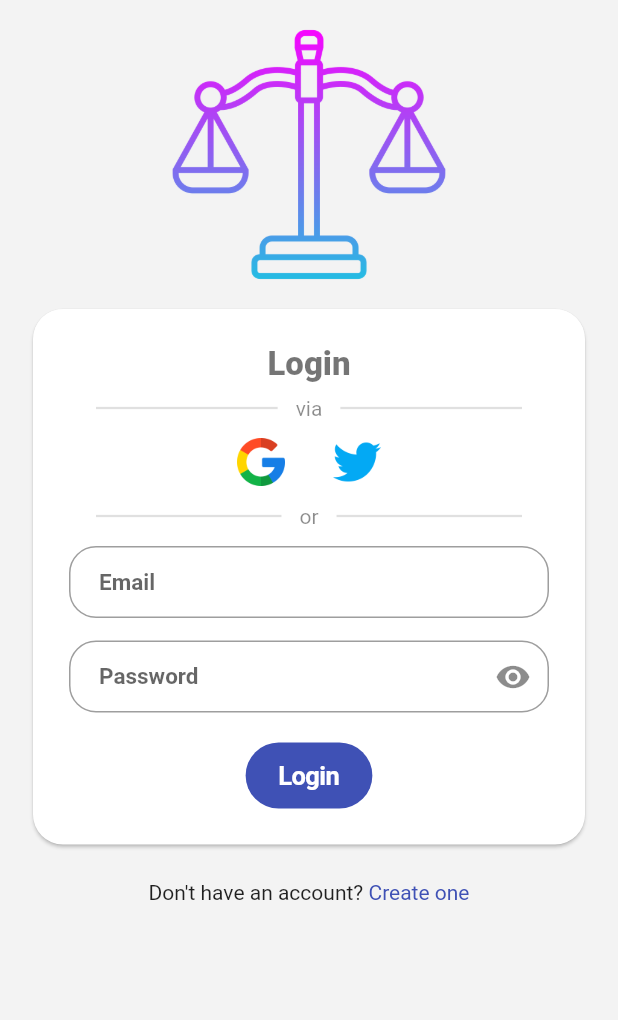
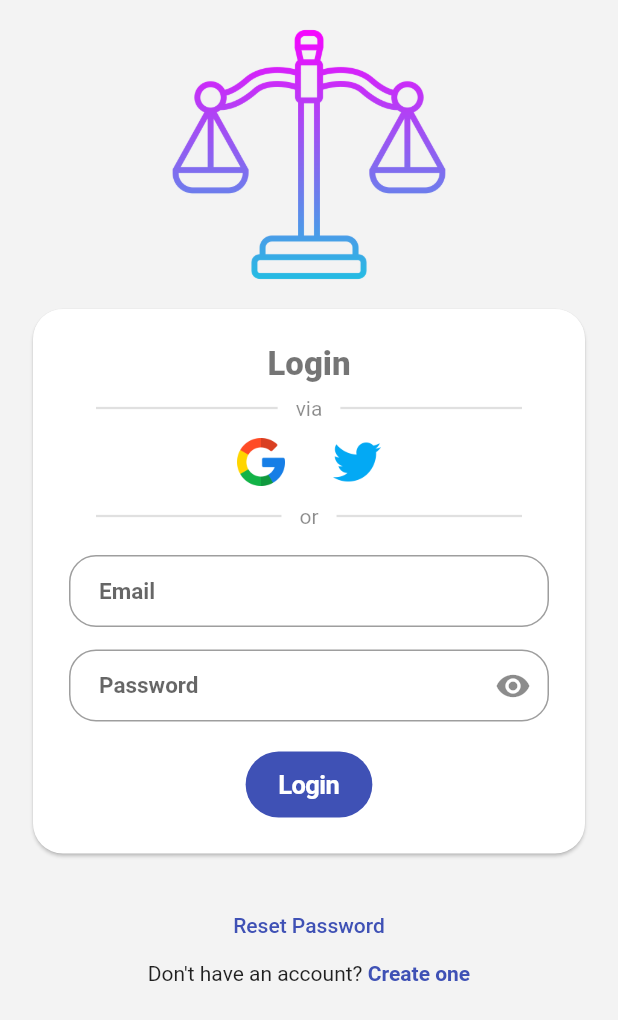
Before and after one commit to abubakarrhazes/green_mile_project, a Flutter app: the screen it shows after launch, after a tap on "Next", after a tap on "Skip", on a phone screen of 412 x 824 dp. Shown: the top 1020 px of the screen. Run offline on Flutter 3.47's test engine with Material 2 defaults, Android fonts, the phone set to English and light mode, and no system bars; our stand-ins replace firebase_auth, firebase_core, google_fonts, google_sign_in, shared_preferences; missing offline and left inert: twitter_login; accounts and stored records are empty; network calls fail.

Commit message:
add forget password link

```diff
--- a/lib/main.dart
+++ b/lib/main.dart
@@ -26,10 +26,6 @@ Future<void> main() async {
   await Firebase.initializeApp(
     options: DefaultFirebaseOptions.currentPlatform,
   );
-
-  if (alwaysStartAfresh) {
-    FirebaseAuth.instance.setPersistence(Persistence.NONE);
-  }
 
   if (shouldUseFirebaseEmulator) {
     await FirebaseAuth.instance.useAuthEmulator('localhost', 9099);
--- a/lib/screens/login_screens/login_page.dart
+++ b/lib/screens/login_screens/login_page.dart
@@ -132,7 +132,7 @@ class _LoginPageState extends State<LoginPage> {
                                 indent: 12, endIndent: 18, thickness: 1.5))
                       ],
                     ),
-                    const SizedBox(height: 12),
+                    const SizedBox(height: 18),
                     Form(
                         key: formKey,
                         child: Column(
@@ -175,7 +175,14 @@ class _LoginPageState extends State<LoginPage> {
           Padding(
             padding:
                 const EdgeInsets.only(top: 24, bottom: 16, left: 8, right: 8),
-            child: Row(
+            child: Column(
+              children: [
+                TextButton(
+                    onPressed: () {
+                      Navigator.pushNamed(context, '/forgot');
+                    },
+                    child: const Text('Reset Password')),
+                Row(
                   mainAxisAlignment: MainAxisAlignment.center,
                   children: [
                     const Text('Don\'t have an account? '),
@@ -185,9 +192,13 @@ class _LoginPageState extends State<LoginPage> {
                       },
                       child: Text(
                         'Create one',
-                    style: TextStyle(color: Theme.of(context).primaryColor),
+                        style: TextStyle(
+                            color: Theme.of(context).primaryColor,
+                            fontWeight: FontWeight.bold),
                       ),
                     )
+                  ],
+                ),
               ],
             ),
           )
@@ -211,7 +222,14 @@ class _LoginPageState extends State<LoginPage> {
       errorMessage = await AuthProvider.loginUser(
           formResult['email']!, formResult['password']!);
     } else {
+      try {
         errorMessage = await method!();
+      } catch (e) {
+        if (!mounted) return;
+        // Dismiss waiting dialog
+        if (waiting) Navigator.pop(context);
+        return;
+      }
     }
     if (!mounted) return;
     // Dismiss waiting dialog
```
Lines whose indentation alone changed are shown as unchanged.
